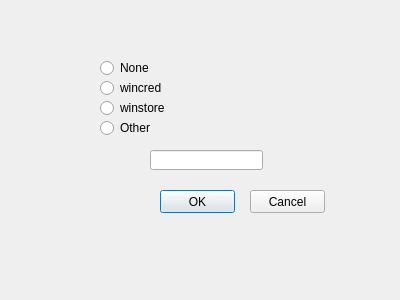
First picture: the form in src/ConfigCredentialHelperDialog.ui, repository soramimi/Guitar, before the edit.
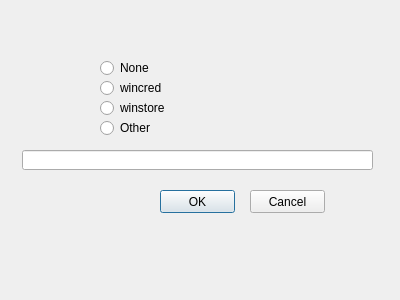
Second picture: the form after the edit.

The edit to the form file:
```diff
--- a/src/ConfigCredentialHelperDialog.ui
+++ b/src/ConfigCredentialHelperDialog.ui
@@ -94,9 +94,9 @@
   <widget class="QLineEdit" name="lineEdit_helper">
    <property name="geometry">
     <rect>
-     <x>150</x>
+     <x>22</x>
      <y>150</y>
-     <width>113</width>
+     <width>351</width>
      <height>20</height>
     </rect>
    </property>
```
